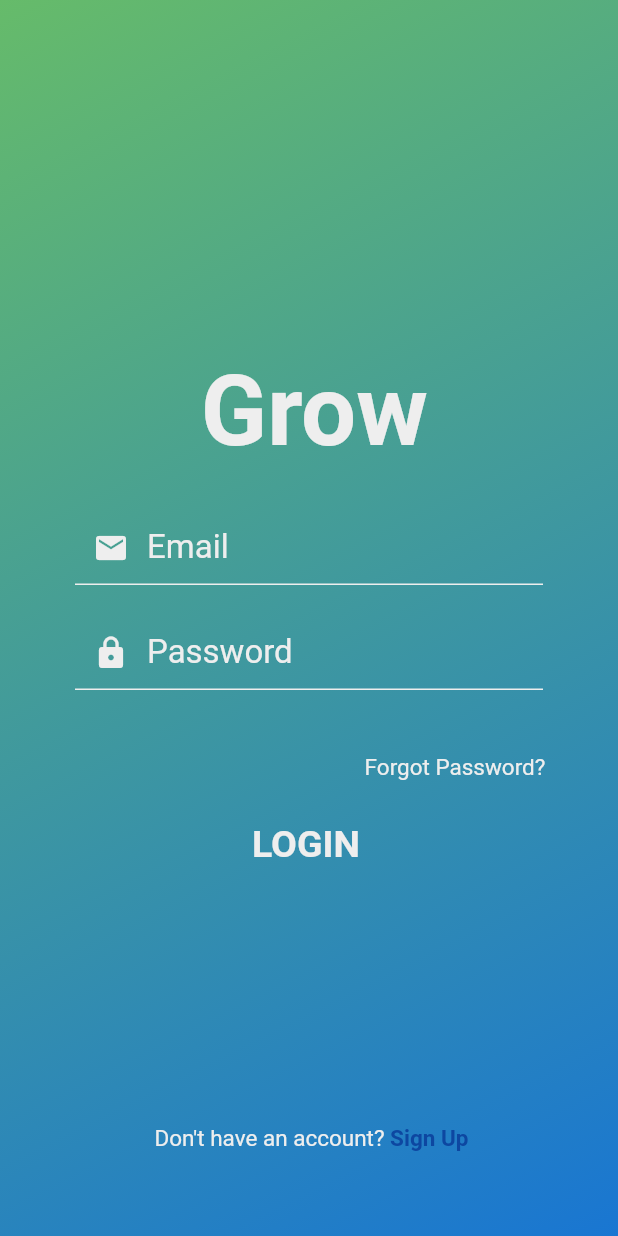
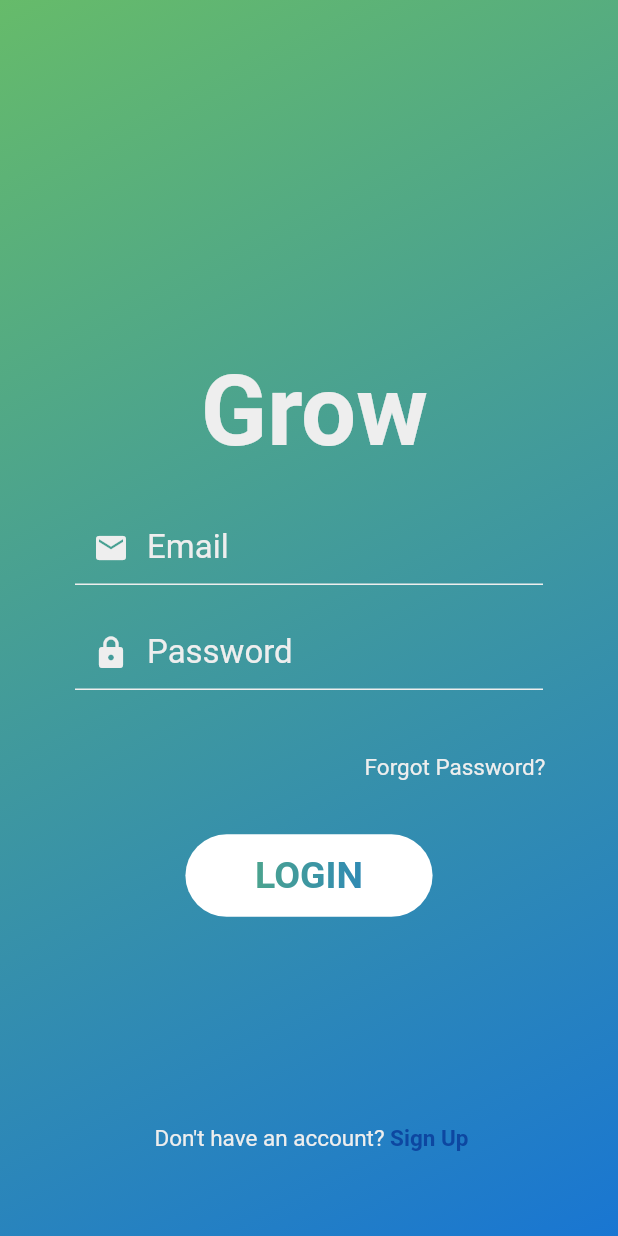
Before and after one commit to Omine100/Grow, a Flutter app: the screen it shows after launch, on a phone screen of 412 x 824 dp. Run offline on Flutter 3.47's test engine with Material 2 defaults, Android fonts, the phone set to English and light mode, and no system bars; our stand-ins replace bubble_bottom_bar, cloud_firestore, firebase_auth, fl_chart, flutter_swiper, intro_slider and 1 more; accounts and stored records are empty.

Commit message:
Update login.dart
More UI update

```diff
--- a/grow_2.7/grow/lib/pages/login.dart
+++ b/grow_2.7/grow/lib/pages/login.dart
@@ -128,6 +128,10 @@ class _LoginScreenState extends State<LoginScreen> {
   //USER INTERFACE: LOGIN SCREEN
   @override
   Widget build(BuildContext context) {
+    final Shader linearGradient = LinearGradient(
+      colors: <Color>[Theme.of(context).highlightColor, Theme.of(context).backgroundColor],
+    ).createShader(Rect.fromLTWH(100.0, 100.0, 200.0, 70.0));
+
     return new Scaffold(
       body: Container(
         height: MediaQuery.of(context).size.height,
@@ -172,13 +176,17 @@ class _LoginScreenState extends State<LoginScreen> {
               ),
             ), //showInput() - Form
             Positioned(
-              top: MediaQuery.of(context).size.height * 0.65,
-              left: MediaQuery.of(context).size.width * 0.245,
-              child: GestureDetector(
-                onTap: () {
-                  validateAndSubmit(true);
-                },
-                child: showSignInSignUpButton(context, true),
+              top: MediaQuery.of(context).size.height * 0.675,
+              child: Container(
+                width: MediaQuery.of(context).size.width,
+                child: Center(
+                  child: GestureDetector(
+                    onTap: () {
+                      validateAndSubmit(true);
+                    },
+                    child: showSignInSignUpButton(context, true, linearGradient),
+                  ),
+                ),
               ),
             ), //showSignInSignUpButton() - SignIn
             Positioned(
@@ -221,21 +229,22 @@ class _LoginScreenState extends State<LoginScreen> {
 }
 
 //USER INTERFACE: SHOW SIGN IN OR SIGN UP BUTTON
-Widget showSignInSignUpButton(BuildContext context, bool isSignIn) {
+Widget showSignInSignUpButton(BuildContext context, bool isSignIn, Shader linearGradient) {
   return new Container(
     height: 55,
-    width: MediaQuery.of(context).size.width * 0.5,
+    width: MediaQuery.of(context).size.width * 0.40,
     decoration: BoxDecoration(
       borderRadius: BorderRadius.circular(
         30.0
       ),
-
+      color: Colors.white,
     ),
     child: Center(
       child: Text(
         isSignIn ? "LOGIN" : "SIGN UP",
         style: TextStyle(
-          color: Theme.of(context).secondaryHeaderColor,
+          foreground: Paint()
+            ..shader = linearGradient,
           fontWeight: FontWeight.w600,
           fontSize: 25.0,
         ),
```
